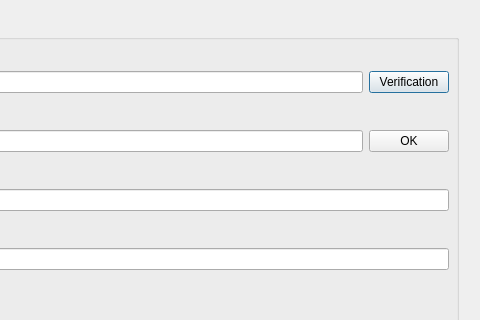
Qt form gui/signup.ui (CAU-OSS-2019/team-project-team17) before a commit; both pictures show x 132 to 612 and y 0 to 320 of the 612 by 532 pixel window.
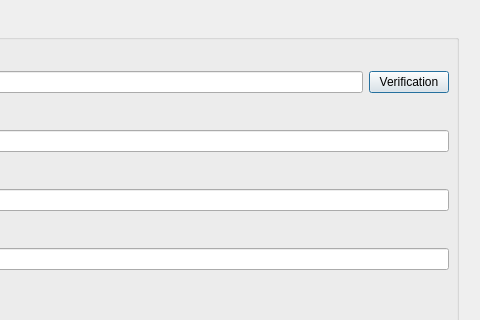
The same form after that commit.

```diff
--- a/gui/signup.ui
+++ b/gui/signup.ui
@@ -74,13 +74,6 @@
           <item>
            <widget class="QLineEdit" name="lineEdit_id"/>
           </item>
-          <item>
-           <widget class="QPushButton" name="pushButton">
-            <property name="text">
-             <string>OK</string>
-            </property>
-           </widget>
-          </item>
           <item>
            <layout class="QHBoxLayout" name="horizontalLayout_8"/>
           </item>
```
Left out of the diff: 4 changed lines with no effect on the pictures.
